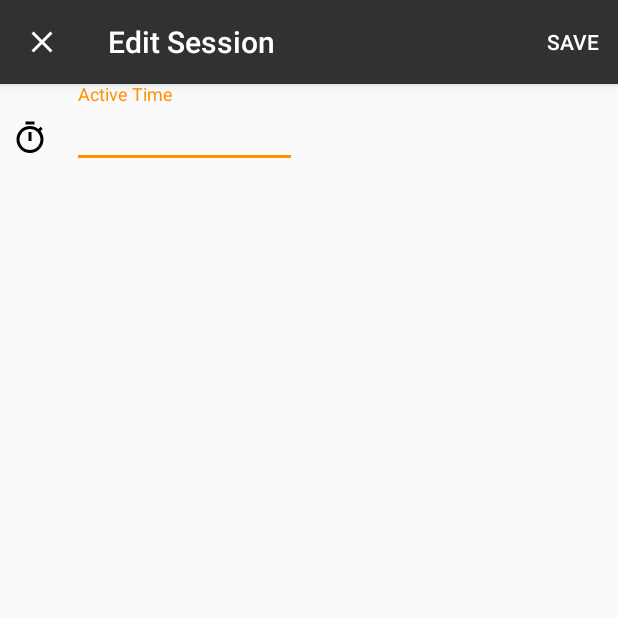
After one commit to PeterMitrano/Climb, an Android app: the EditSessionActivity screen opened directly, with no data from a screen before it, on a phone screen of 412 x 824 dp, the top half of it. The commit adds this screen. Run offline under Robolectric (Android 15) with nearby library versions, the phone set to English and light mode, and no system bars.

Commit message:
first edit session ui

```diff
--- a/climb/app/build.gradle
+++ b/climb/app/build.gradle
@@ -66,6 +66,7 @@ dependencies {
     compile 'com.google.android.gms:play-services-auth:11.0.2'
     compile 'com.google.protobuf:protobuf-lite:3.0.0'
     compile 'org.apache.commons:commons-text:1.1'
+    compile 'com.android.support:support-v4:25.3.1'
     testCompile 'junit:junit:4.12'
 }
 
--- a/climb/app/src/main/AndroidManifest.xml
+++ b/climb/app/src/main/AndroidManifest.xml
@@ -50,6 +50,7 @@
     <activity
       android:name=".SessionDetailsActivity"
       android:theme="@style/AppTheme.NoActionBar" />
+    <activity android:name=".EditSessionActivity" />
   </application>
 
 </manifest>
--- /dev/null
+++ b/climb/app/src/main/java/com/peter/climb/EditSessionActivity.java
@@ -0,0 +1,33 @@
+package com.peter.climb;
+
+import android.os.Bundle;
+import android.support.v7.app.ActionBar;
+import android.support.v7.app.AppCompatActivity;
+import android.view.Menu;
+import android.view.MenuInflater;
+
+public class EditSessionActivity extends AppCompatActivity {
+
+  @Override
+  protected void onCreate(Bundle savedInstanceState) {
+    super.onCreate(savedInstanceState);
+    setContentView(R.layout.activity_edit_session);
+
+    ActionBar actionBar = getSupportActionBar();
+
+    if (actionBar != null) {
+      actionBar.setTitle("Edit Session");
+      actionBar.setDisplayHomeAsUpEnabled(true);
+      actionBar.setDisplayShowHomeEnabled(true);
+      actionBar.setHomeAsUpIndicator(R.drawable.ic_close_white_24dp);
+    }
+  }
+
+  @Override
+  public boolean onCreateOptionsMenu(Menu menu) {
+    MenuInflater inflater = getMenuInflater();
+    inflater.inflate(R.menu.edit_session_toolbar_menu, menu);
+
+    return true;
+  }
+}
--- a/climb/app/src/main/java/com/peter/climb/SessionDetailsActivity.java
+++ b/climb/app/src/main/java/com/peter/climb/SessionDetailsActivity.java
@@ -1,6 +1,7 @@
 package com.peter.climb;
 
 import android.annotation.SuppressLint;
+import android.content.Intent;
 import android.graphics.Color;
 import android.os.Bundle;
 import android.support.constraint.ConstraintLayout;
@@ -9,6 +10,7 @@ import android.support.v7.app.ActionBar;
 import android.support.v7.widget.Toolbar;
 import android.view.Menu;
 import android.view.MenuInflater;
+import android.view.MenuItem;
 import android.view.View;
 import android.widget.ImageView;
 import android.widget.LinearLayout;
@@ -54,12 +56,13 @@ public class SessionDetailsActivity extends MyActivity {
       setSupportActionBar(toolbar);
       ActionBar actionBar = getSupportActionBar();
 
-      actionBar.setDisplayHomeAsUpEnabled(true);
-      actionBar.setDisplayShowHomeEnabled(true);
+      if (actionBar != null) {
+        actionBar.setDisplayHomeAsUpEnabled(true);
+        actionBar.setDisplayShowHomeEnabled(true);
+      }
 
       detailsLayout = (LinearLayout) findViewById(R.id.details_layout);
       sendsLayout = (LinearLayout) findViewById(R.id.sends_layout);
-
     }
   }
 
@@ -73,6 +76,16 @@ public class SessionDetailsActivity extends MyActivity {
   public boolean onCreateOptionsMenu(Menu menu) {
     MenuInflater inflater = getMenuInflater();
     inflater.inflate(R.menu.session_details_toolbar_menu, menu);
+
+    return true;
+  }
+
+  @Override
+  public boolean onOptionsItemSelected(MenuItem item) {
+    if (item.getItemId() == R.id.edit_session_item) {
+      Intent intent = new Intent(this, EditSessionActivity.class);
+      startActivity(intent);
+    }
 
     return true;
   }
@@ -168,9 +181,9 @@ public class SessionDetailsActivity extends MyActivity {
     String calories = "Unknown";
 
     detailsLayout.addView(
+        addDetail(R.drawable.ic_timer_black_24dp, R.string.active_time_label, activeTime));
+    detailsLayout.addView(
         addDetail(R.drawable.ic_terrain_black_24dp, R.string.problems_sent_label, sendCount));
-    detailsLayout.addView(
-        addDetail(R.drawable.ic_timer_black_24dp, R.string.active_time_label, activeTime));
     detailsLayout.addView(
         addDetail(R.drawable.ic_calories_black_24dp, R.string.calories_burned_label, calories));
 
--- /dev/null
+++ b/climb/app/src/main/res/drawable/ic_close_black_24dp.xml
@@ -0,0 +1,9 @@
+<vector xmlns:android="http://schemas.android.com/apk/res/android"
+        android:width="24dp"
+        android:height="24dp"
+        android:viewportWidth="24.0"
+        android:viewportHeight="24.0">
+    <path
+        android:fillColor="#FF000000"
+        android:pathData="M19,6.41L17.59,5 12,10.59 6.41,5 5,6.41 10.59,12 5,17.59 6.41,19 12,13.41 17.59,19 19,17.59 13.41,12z"/>
+</vector>
--- /dev/null
+++ b/climb/app/src/main/res/drawable/ic_close_white_24dp.xml
@@ -0,0 +1,9 @@
+<vector xmlns:android="http://schemas.android.com/apk/res/android"
+        android:width="24dp"
+        android:height="24dp"
+        android:viewportWidth="24.0"
+        android:viewportHeight="24.0">
+    <path
+        android:fillColor="#FFFFFFFF"
+        android:pathData="M19,6.41L17.59,5 12,10.59 6.41,5 5,6.41 10.59,12 5,17.59 6.41,19 12,13.41 17.59,19 19,17.59 13.41,12z"/>
+</vector>
--- /dev/null
+++ b/climb/app/src/main/res/layout/activity_edit_session.xml
@@ -0,0 +1,50 @@
+<?xml version="1.0" encoding="utf-8"?>
+<android.support.constraint.ConstraintLayout xmlns:android="http://schemas.android.com/apk/res/android"
+  xmlns:app="http://schemas.android.com/apk/res-auto"
+  xmlns:tools="http://schemas.android.com/tools"
+  android:layout_width="match_parent"
+  android:layout_height="match_parent"
+  tools:context="com.peter.climb.EditSessionActivity">
+
+  <LinearLayout
+    android:id="@+id/details_layout"
+    android:layout_width="0dp"
+    android:layout_height="wrap_content"
+    android:orientation="vertical"
+    app:layout_constraintLeft_toLeftOf="parent"
+    app:layout_constraintRight_toRightOf="parent"
+    app:layout_constraintTop_toTopOf="parent">
+
+    <LinearLayout
+      android:id="@+id/active_time_layout"
+      android:layout_width="match_parent"
+      android:layout_height="wrap_content"
+      android:layout_marginStart="8dp"
+      android:orientation="horizontal">
+
+      <ImageView
+        android:id="@+id/active_time_icon"
+        android:layout_width="wrap_content"
+        android:layout_height="wrap_content"
+        android:layout_gravity="bottom"
+        android:layout_marginBottom="8dp"
+        android:background="@drawable/ic_timer_black_24dp" />
+
+      <android.support.design.widget.TextInputLayout
+        android:id="@+id/active_time_input_layout"
+        android:layout_marginStart="16dp"
+        android:layout_width="match_parent"
+        android:layout_height="wrap_content">
+
+        <EditText
+          android:id="@+id/active_time_edit"
+          android:layout_width="150dp"
+          android:layout_height="wrap_content"
+          android:hint="@string/active_time_label"
+          android:maxLines="1" />
+
+      </android.support.design.widget.TextInputLayout>
+
+    </LinearLayout>
+  </LinearLayout>
+</android.support.constraint.ConstraintLayout>
--- /dev/null
+++ b/climb/app/src/main/res/menu/edit_session_toolbar_menu.xml
@@ -0,0 +1,10 @@
+<?xml version="1.0" encoding="utf-8"?>
+<menu xmlns:android="http://schemas.android.com/apk/res/android"
+  xmlns:app="http://schemas.android.com/apk/res-auto">
+
+  <item
+    android:id="@+id/close_edit_session_item"
+    android:title="@string/save"
+    app:showAsAction="always" />
+
+</menu>
--- a/climb/app/src/main/res/menu/session_details_toolbar_menu.xml
+++ b/climb/app/src/main/res/menu/session_details_toolbar_menu.xml
@@ -3,7 +3,7 @@
   xmlns:app="http://schemas.android.com/apk/res-auto">
 
   <item
-    android:id="@+id/edit_item"
+    android:id="@+id/edit_session_item"
     android:icon="@drawable/ic_edit_light_24dp"
     android:title="@string/edit_item_title"
     app:popupTheme="@style/AppTheme.PopupOverlay"
--- a/climb/app/src/main/res/values/strings.xml
+++ b/climb/app/src/main/res/values/strings.xml
@@ -33,7 +33,6 @@
   <string name="app_bar_image_description">Your current gym image</string>
   <string name="send_feedback">Send Feedback</string>
   <string name="help">Help</string>
-  <string name="active_time">Active Time</string>
   <string name="session_detail_icon_description">session detail icon</string>
   <string name="active_time_label">Active Time</string>
   <string name="problems_sent_label">Problems Sent</string>
@@ -46,4 +45,5 @@
   <string name="not_signed_in_title">You\'re Not Signed In</string>
   <string name="not_signed_in_subtitle">You must be signed in to start a session.</string>
   <string name="sign_in">Sign In</string>
+  <string name="save">save</string>
 </resources>
```
